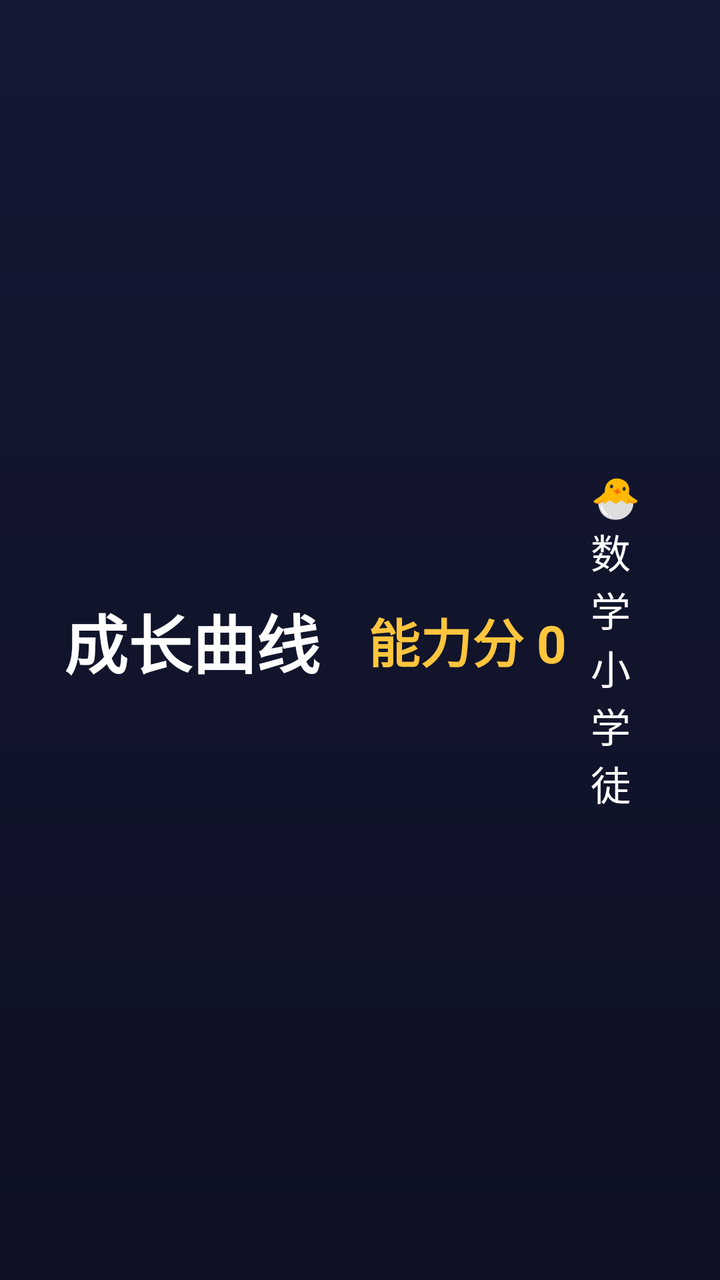
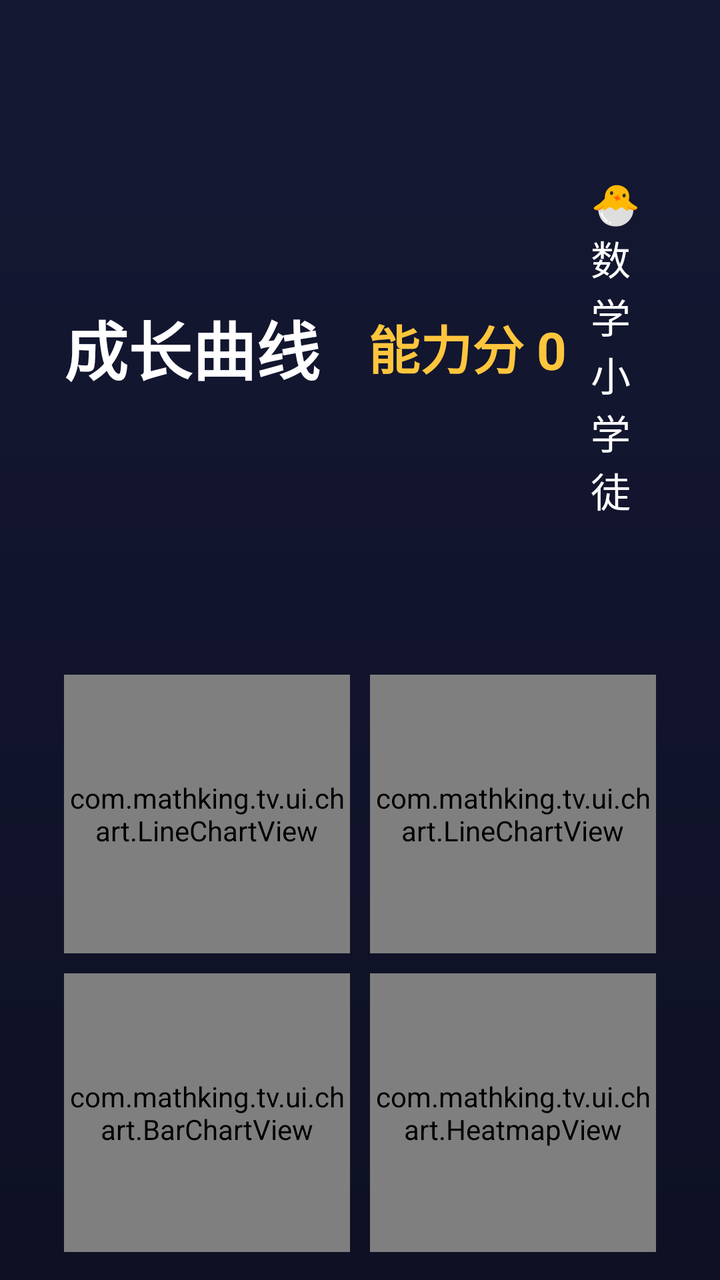

Screens rendered from an Android XML layout before and after an edit, with the pre-edit source and the edit as a unified diff.
<!-- AndroidManifest.xml: application theme Theme.MathKing -->
<!-- res/layout/fragment_stats.xml -->
<?xml version="1.0" encoding="utf-8"?>
<LinearLayout xmlns:android="http://schemas.android.com/apk/res/android"
    android:layout_width="match_parent"
    android:layout_height="match_parent"
    android:background="@drawable/bg_page"
    android:orientation="vertical"
    android:paddingStart="32dp"
    android:paddingTop="20dp"
    android:paddingEnd="32dp"
    android:paddingBottom="14dp">

    <LinearLayout
        android:layout_width="match_parent"
        android:layout_height="wrap_content"
        android:gravity="center_vertical"
        android:orientation="horizontal">

        <TextView
            android:layout_width="wrap_content"
            android:layout_height="wrap_content"
            android:text="成长曲线"
            android:textColor="@color/text"
            android:textSize="32sp"
            android:textStyle="bold" />

        <TextView
            android:id="@+id/tvPower"
            android:layout_width="wrap_content"
            android:layout_height="wrap_content"
            android:layout_marginStart="24dp"
            android:text="能力分 0"
            android:textColor="@color/accent"
            android:textSize="26sp"
            android:textStyle="bold" />

        <TextView
            android:id="@+id/tvRank"
            android:layout_width="wrap_content"
            android:layout_height="wrap_content"
            android:layout_marginStart="12dp"
            android:text="🐣 数学小学徒"
            android:textColor="@color/text"
            android:textSize="20sp" />

        <TextView
            android:id="@+id/tvSummary"
            android:layout_width="0dp"
            android:layout_height="wrap_content"
            android:layout_marginStart="18dp"
            android:layout_weight="1"
            android:gravity="end"
            android:text="累计 0 题 · 正确率 --% · 平均 -- 秒/题"
            android:textColor="@color/text_dim"
            android:textSize="17sp" />
    </LinearLayout>

    <LinearLayout
        android:layout_width="match_parent"
        android:layout_height="0dp"
        android:layout_marginTop="10dp"
        android:layout_weight="1"
        android:baselineAligned="false"
        android:orientation="horizontal">

        <com.mathking.tv.ui.chart.LineChartView
            android:id="@+id/chartAccuracy"
            android:layout_width="0dp"
            android:layout_height="match_parent"
            android:layout_marginEnd="10dp"
            android:layout_weight="1" />

        <com.mathking.tv.ui.chart.LineChartView
            android:id="@+id/chartSpeed"
            android:layout_width="0dp"
            android:layout_height="match_parent"
            android:layout_weight="1" />
    </LinearLayout>

    <LinearLayout
        android:layout_width="match_parent"
        android:layout_height="0dp"
        android:layout_marginTop="10dp"
        android:layout_weight="1"
        android:baselineAligned="false"
        android:orientation="horizontal">

        <com.mathking.tv.ui.chart.BarChartView
            android:id="@+id/chartTags"
            android:layout_width="0dp"
            android:layout_height="match_parent"
            android:layout_marginEnd="10dp"
            android:layout_weight="1" />

        <com.mathking.tv.ui.chart.HeatmapView
            android:id="@+id/heatmap"
            android:layout_width="0dp"
            android:layout_height="match_parent"
            android:layout_weight="1" />
    </LinearLayout>
</LinearLayout>
<!-- resources referenced by this layout -->
<resources>
  <color name="accent">#FFC53D</color>
  <color name="text">#FFFFFF</color>
  <color name="text_dim">#9AA3C7</color>
  <!-- drawable bg_page (drawable) -->
  <?xml version="1.0" encoding="utf-8"?>
  <shape xmlns:android="http://schemas.android.com/apk/res/android" android:shape="rectangle">
      <gradient android:angle="270" android:startColor="#141833" android:endColor="#0E1124" />
  </shape>
  <style name="Theme.MathKing" parent="Theme.AppCompat.NoActionBar">
          <item name="android:windowBackground">@color/bg</item>
          <item name="android:colorAccent">@color/accent</item>
          <item name="android:textColorPrimary">@color/text</item>
          <item name="android:windowNoTitle">true</item>
          <item name="android:windowFullscreen">false</item>
      </style>
  <color name="bg">#0E1124</color>
</resources>

<!-- the commit's change to res/layout/fragment_stats.xml (unified diff, before → after) -->
@@ -49,9 +49,25 @@
             android:layout_marginStart="18dp"
             android:layout_weight="1"
             android:gravity="end"
-            android:text="累计 0 题 · 正确率 --% · 平均 -- 秒/题"
+            android:text="累计 0 题 · 正确率 --%"
             android:textColor="@color/text_dim"
-            android:textSize="17sp" />
+            android:textSize="15sp" />
+
+        <TextView
+            android:id="@+id/btnAchievements"
+            android:layout_width="wrap_content"
+            android:layout_height="wrap_content"
+            android:layout_marginStart="14dp"
+            android:background="@drawable/selector_key"
+            android:clickable="true"
+            android:focusable="true"
+            android:paddingStart="16dp"
+            android:paddingTop="7dp"
+            android:paddingEnd="16dp"
+            android:paddingBottom="7dp"
+            android:text="🏅 成就墙"
+            android:textColor="@color/text"
+            android:textSize="15sp" />
     </LinearLayout>
 
     <LinearLayout
<!-- resource entries referenced after the edit -->
@@ -8,6 +8,13 @@
   <shape xmlns:android="http://schemas.android.com/apk/res/android" android:shape="rectangle">
       <gradient android:angle="270" android:startColor="#141833" android:endColor="#0E1124" />
   </shape>
+  <!-- drawable selector_key (drawable) -->
+  <?xml version="1.0" encoding="utf-8"?>
+  <selector xmlns:android="http://schemas.android.com/apk/res/android">
+      <item android:state_focused="true" android:drawable="@drawable/bg_key_focus" />
+      <item android:state_pressed="true" android:drawable="@drawable/bg_key_focus" />
+      <item android:drawable="@drawable/bg_key" />
+  </selector>
   <style name="Theme.MathKing" parent="Theme.AppCompat.NoActionBar">
           <item name="android:windowBackground">@color/bg</item>
           <item name="android:colorAccent">@color/accent</item>
@@ -15,6 +22,18 @@
           <item name="android:windowNoTitle">true</item>
           <item name="android:windowFullscreen">false</item>
       </style>
+  <!-- drawable bg_key_focus (drawable) -->
+  <?xml version="1.0" encoding="utf-8"?>
+  <shape xmlns:android="http://schemas.android.com/apk/res/android" android:shape="rectangle">
+      <solid android:color="@color/accent" />
+      <corners android:radius="18dp" />
+  </shape>
+  <!-- drawable bg_key (drawable) -->
+  <?xml version="1.0" encoding="utf-8"?>
+  <shape xmlns:android="http://schemas.android.com/apk/res/android" android:shape="rectangle">
+      <solid android:color="#262C52" />
+      <corners android:radius="18dp" />
+  </shape>
   <color name="bg">#0E1124</color>
 </resources>
 
